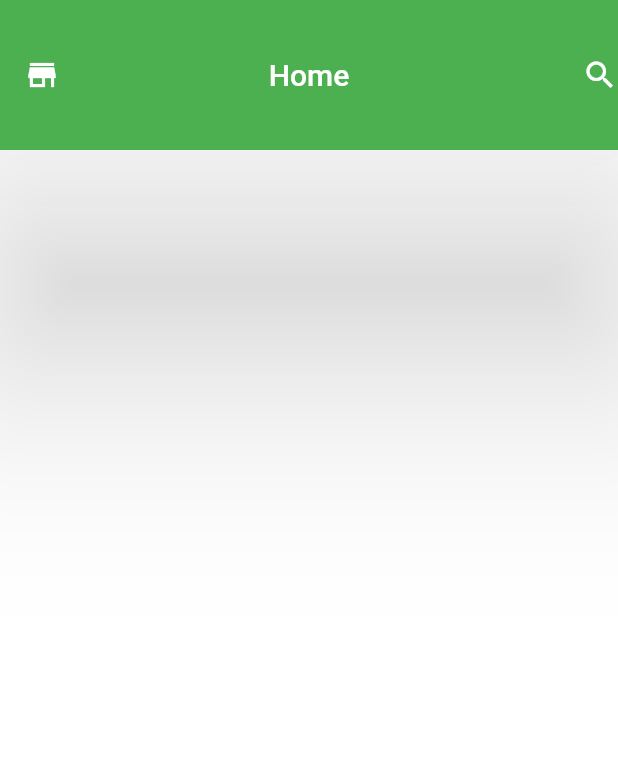
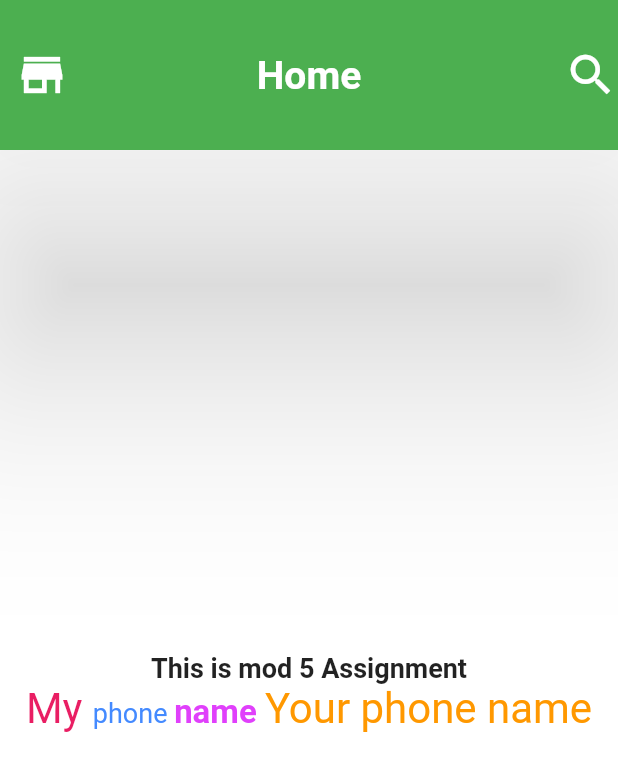
Before and after one commit to AyeshaSadia51/Flutter-ASSIGNMENT, a Flutter app: the screen it shows after launch, on a phone screen of 412 x 824 dp. Shown: the top 771 px of the screen. Run offline on Flutter 3.47's test engine with Material 2 defaults, Android fonts, the phone set to English and light mode, and no system bars.

Commit message:
Assignment of Mod_5

```diff
--- a/lib/main.dart
+++ b/lib/main.dart
@@ -26,18 +26,68 @@
       appBar: AppBar(
         toolbarHeight: 100,
         elevation: 70,
-        leading: Icon(Icons.store),
+        leading: Icon(Icons.store, size: 36),
         actions: [
-          Icon(Icons.search)
+          Icon(Icons.search, size: 36)
         ],
         centerTitle: true,
-        title: Text('Home'),
+        title: Text('Home', style: TextStyle(
+            fontWeight: FontWeight.bold,
+            fontSize: 26
+        ),),
         backgroundColor: Colors.green,
 
       ),
 
+      body: Column(
+        mainAxisAlignment: MainAxisAlignment.center,
+        children: [
+          Row(
+            mainAxisAlignment: MainAxisAlignment.center,
+            children: [
+              Text('This is mod 5 Assignment', style: TextStyle(
+                fontSize: 18,
+                fontWeight: FontWeight.bold
+              ),)
 
+            ],
 
+          ),
+
+          RichText(text: TextSpan(
+            text: 'My ',
+            style: TextStyle(
+                color: Colors.pink,
+                fontSize: 28
+            ),
+
+              children: [
+              TextSpan(
+                text: 'phone ',
+                style: TextStyle(
+                  color: Colors.blueAccent,
+                  fontSize: 18
+                )
+              ),
+              TextSpan(
+                text: 'name ',
+                style: TextStyle(
+                    color: Colors.purpleAccent,
+                    fontSize: 22,
+                    fontWeight: FontWeight.bold
+                )
+              ),
+              TextSpan(
+                text: 'Your phone name',
+                style: TextStyle(
+                  color: Colors.orange
+                )
+              )
+            ]
+
+          ))
+        ],
+      )
     );
   }
 }
```
